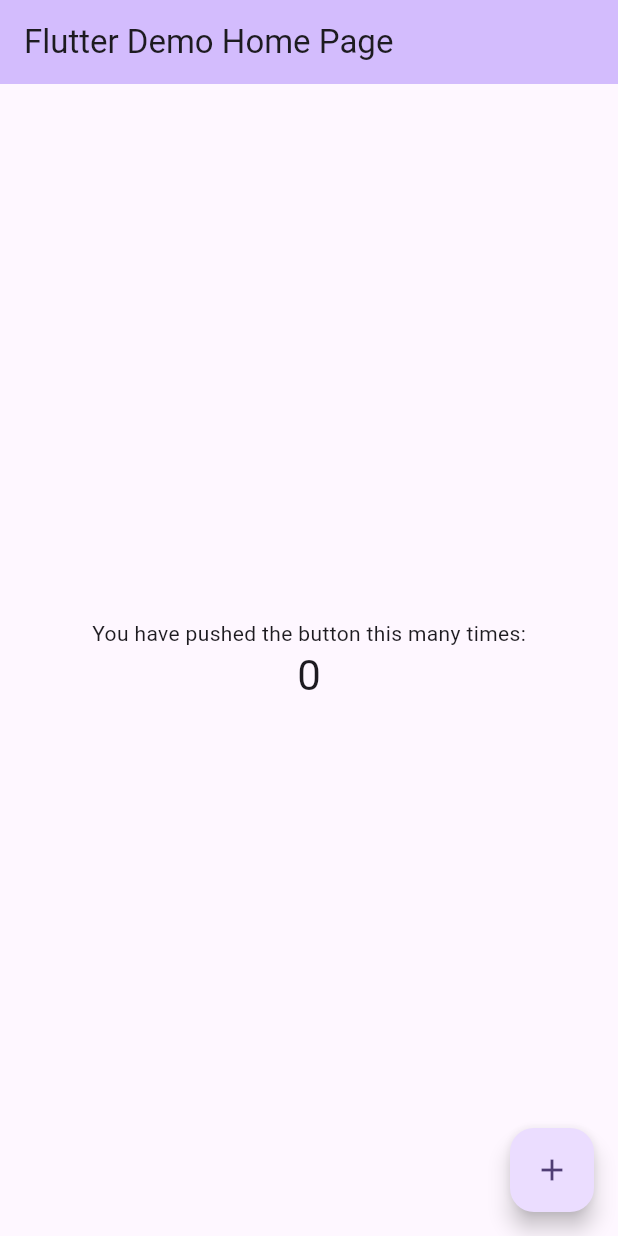
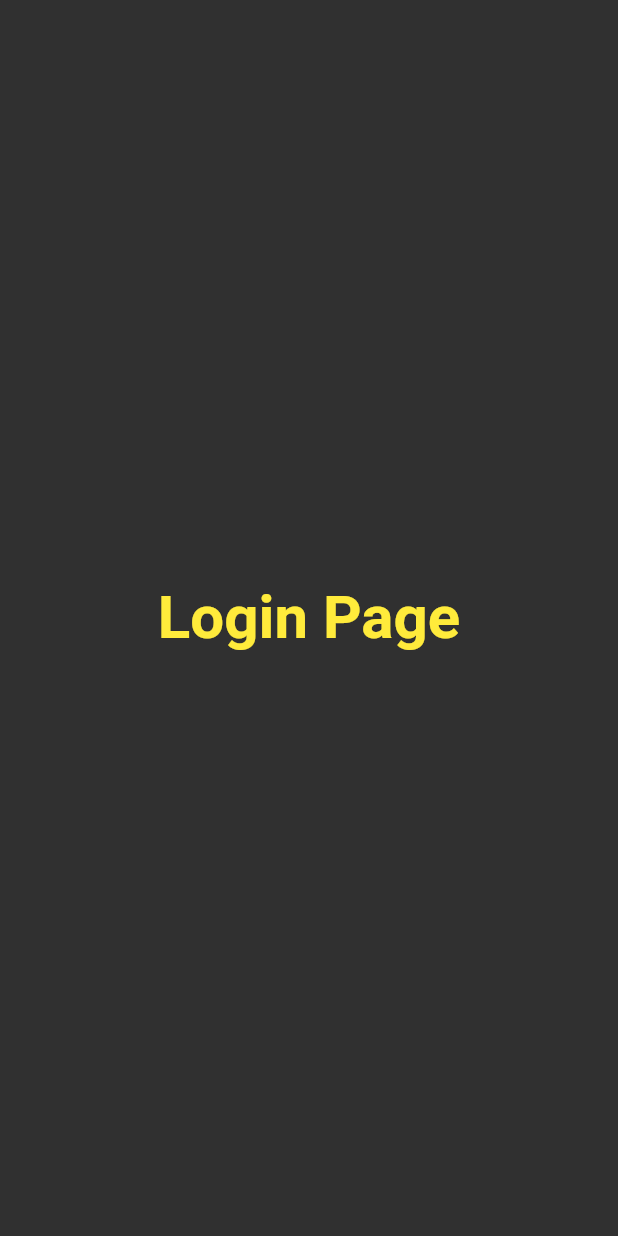
Before and after one commit to ahmerDeveloper/30DaysOfFlutter, a Flutter app: the screen it shows after launch, on a phone screen of 412 x 824 dp. Run offline on Flutter 3.47's test engine with Material 2 defaults, Android fonts, the phone set to English and light mode, and no system bars.

Commit message:
day2 completed

```diff
--- a/lib/main.dart
+++ b/lib/main.dart
@@ -1,125 +1,22 @@
 import 'package:flutter/material.dart';
+import 'package:flutter_tutorial/pages/home_page.dart';
+import 'package:flutter_tutorial/pages/login.dart';
 
 void main() {
-  runApp(const MyApp());
+  runApp(MyApp());
 }
 
 class MyApp extends StatelessWidget {
-  const MyApp({super.key});
-
-  // This widget is the root of your application.
   @override
   Widget build(BuildContext context) {
     return MaterialApp(
-      title: 'Flutter Demo',
-      theme: ThemeData(
-        // This is the theme of your application.
-        //
-        // TRY THIS: Try running your application with "flutter run". You'll see
-        // the application has a blue toolbar. Then, without quitting the app,
-        // try changing the seedColor in the colorScheme below to Colors.green
-        // and then invoke "hot reload" (save your changes or press the "hot
-        // reload" button in a Flutter-supported IDE, or press "r" if you used
-        // the command line to start the app).
-        //
-        // Notice that the counter didn't reset back to zero; the application
-        // state is not lost during the reload. To reset the state, use hot
-        // restart instead.
-        //
-        // This works for code too, not just values: Most code changes can be
-        // tested with just a hot reload.
-        colorScheme: ColorScheme.fromSeed(seedColor: Colors.deepPurple),
-        useMaterial3: true,
-      ),
-      home: const MyHomePage(title: 'Flutter Demo Home Page'),
+      themeMode: ThemeMode.dark,
+      darkTheme: ThemeData(brightness: Brightness.dark),
+      initialRoute: "/login",
+      routes: {
+        "/": (context) => HomePage(),
+        "/login": (context) => Login(),
+      },
     );
   }
 }
-
-class MyHomePage extends StatefulWidget {
-  const MyHomePage({super.key, required this.title});
-
-  // This widget is the home page of your application. It is stateful, meaning
-  // that it has a State object (defined below) that contains fields that affect
-  // how it looks.
-
-  // This class is the configuration for the state. It holds the values (in this
-  // case the title) provided by the parent (in this case the App widget) and
-  // used by the build method of the State. Fields in a Widget subclass are
-  // always marked "final".
-
-  final String title;
-
-  @override
-  State<MyHomePage> createState() => _MyHomePageState();
-}
-
-class _MyHomePageState extends State<MyHomePage> {
-  int _counter = 0;
-
-  void _incrementCounter() {
-    setState(() {
-      // This call to setState tells the Flutter framework that something has
-      // changed in this State, which causes it to rerun the build method below
-      // so that the display can reflect the updated values. If we changed
-      // _counter without calling setState(), then the build method would not be
-      // called again, and so nothing would appear to happen.
-      _counter++;
-    });
-  }
-
-  @override
-  Widget build(BuildContext context) {
-    // This method is rerun every time setState is called, for instance as done
-    // by the _incrementCounter method above.
-    //
-    // The Flutter framework has been optimized to make rerunning build methods
-    // fast, so that you can just rebuild anything that needs updating rather
-    // than having to individually change instances of widgets.
-    return Scaffold(
-      appBar: AppBar(
-        // TRY THIS: Try changing the color here to a specific color (to
-        // Colors.amber, perhaps?) and trigger a hot reload to see the AppBar
-        // change color while the other colors stay the same.
-        backgroundColor: Theme.of(context).colorScheme.inversePrimary,
-        // Here we take the value from the MyHomePage object that was created by
-        // the App.build method, and use it to set our appbar title.
-        title: Text(widget.title),
-      ),
-      body: Center(
-        // Center is a layout widget. It takes a single child and positions it
-        // in the middle of the parent.
-        child: Column(
-          // Column is also a layout widget. It takes a list of children and
-          // arranges them vertically. By default, it sizes itself to fit its
-          // children horizontally, and tries to be as tall as its parent.
-          //
-          // Column has various properties to control how it sizes itself and
-          // how it positions its children. Here we use mainAxisAlignment to
-          // center the children vertically; the main axis here is the vertical
-          // axis because Columns are vertical (the cross axis would be
-          // horizontal).
-          //
-          // TRY THIS: Invoke "debug painting" (choose the "Toggle Debug Paint"
-          // action in the IDE, or press "p" in the console), to see the
-          // wireframe for each widget.
-          mainAxisAlignment: MainAxisAlignment.center,
-          children: <Widget>[
-            const Text(
-              'You have pushed the button this many times:',
-            ),
-            Text(
-              '$_counter',
-              style: Theme.of(context).textTheme.headlineMedium,
-            ),
-          ],
-        ),
-      ),
-      floatingActionButton: FloatingActionButton(
-        onPressed: _incrementCounter,
-        tooltip: 'Increment',
-        child: const Icon(Icons.add),
-      ), // This trailing comma makes auto-formatting nicer for build methods.
-    );
-  }
-}
--- /dev/null
+++ b/lib/pages/home_page.dart
@@ -0,0 +1,29 @@
+import 'package:flutter/material.dart';
+
+class HomePage extends StatelessWidget {
+  Widget build(BuildContext context) {
+    return Scaffold(
+      appBar: AppBar(
+        title: Text("Hello World App"),
+      ),
+      body: Center(
+        child: Container(
+          child: Text("This is My first Hello World App"),
+        ),
+      ),
+      drawer: Drawer(),
+    );
+  }
+}
+
+// class HomePage extends StatelessWidget {
+//   Widget build(BuildContext context) {
+//     return Material(
+//       child: Center(
+//         child: Container(
+//           child: Text("30 days of flutter"),
+//         ),
+//       ),
+//     );
+//   }
+// }
--- /dev/null
+++ b/lib/pages/login.dart
@@ -0,0 +1,19 @@
+import 'package:flutter/material.dart';
+
+class Login extends StatelessWidget {
+  @override
+  Widget build(BuildContext context) {
+    return Material(
+      child: Center(
+        child: Text(
+          "Login Page",
+          style: TextStyle(
+            fontSize: 40,
+            color: Colors.yellow,
+            fontWeight: FontWeight.bold,
+          ),
+        ),
+      ),
+    );
+  }
+}
```
